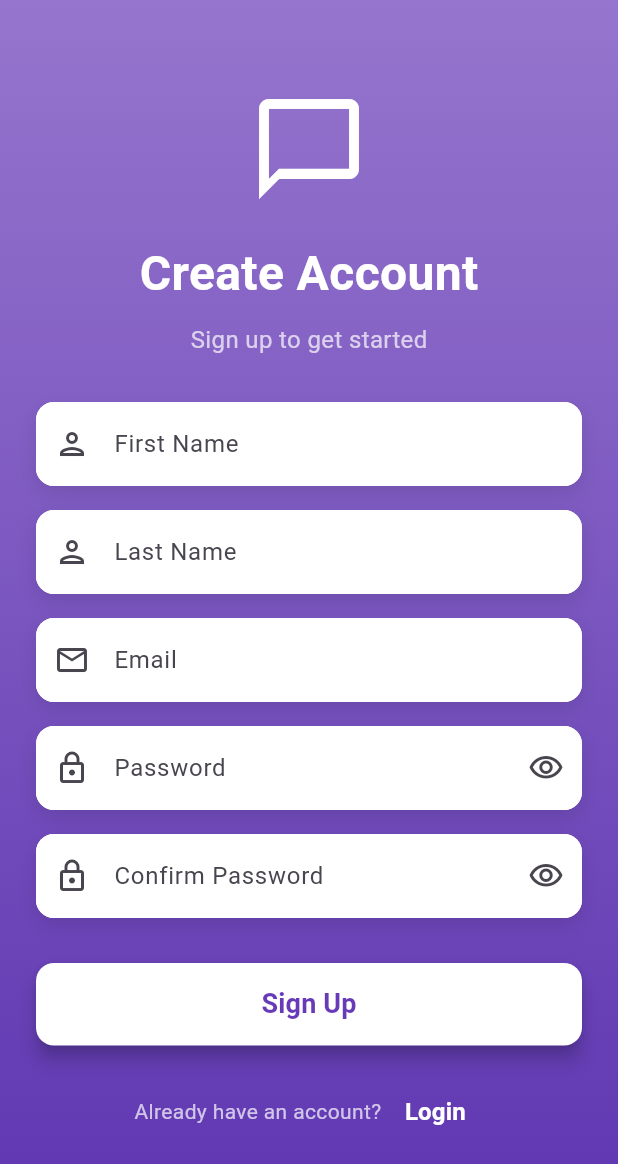
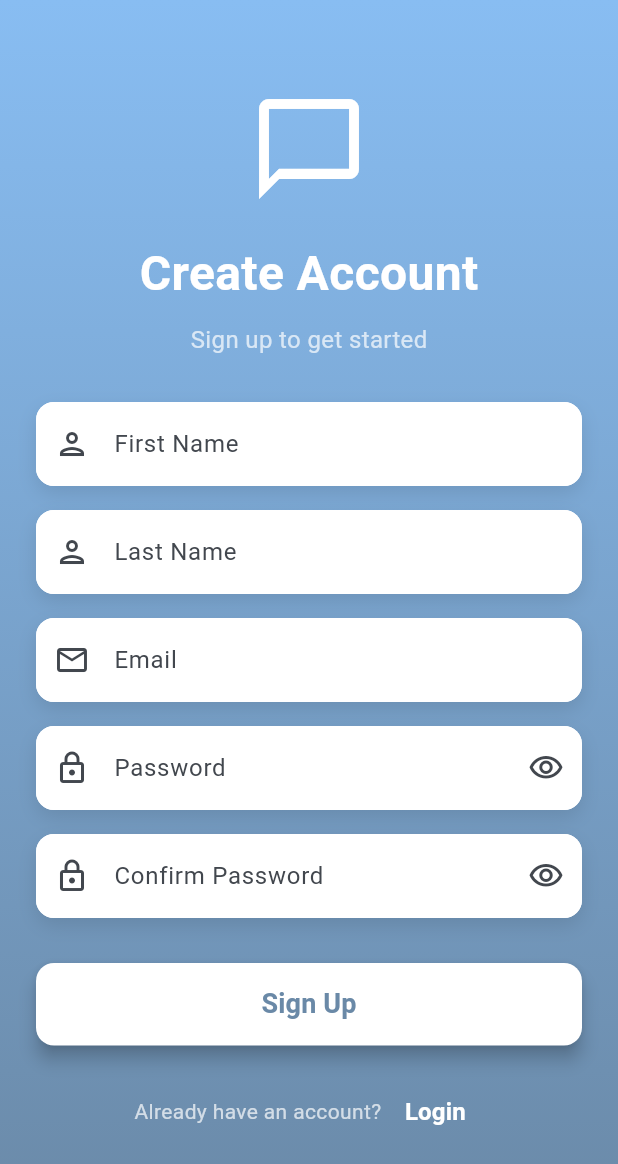
Before and after one commit to jithu2111/message_board_app, a Flutter app: the screen it shows after launch, after a tap on "Login", after a tap on "Sign Up", on a phone screen of 412 x 824 dp. Shown: the top 1164 px of the screen. Run offline on Flutter 3.47's test engine with Material 3 defaults, Android fonts, the phone set to English and light mode, and no system bars; our stand-ins replace cloud_firestore, firebase_auth, firebase_core; accounts and stored records are empty; generated files the repository leaves out were written again.

Commit message:
Changed color palette

```diff
--- a/lib/main.dart
+++ b/lib/main.dart
@@ -34,8 +34,17 @@ class MyApp extends StatelessWidget {
         title: 'Message Board App',
         debugShowCheckedModeBanner: false,
         theme: ThemeData(
-          colorScheme: ColorScheme.fromSeed(seedColor: Colors.deepPurple),
+          colorScheme: ColorScheme.fromSeed(
+            seedColor: const Color(0xFF6A89A7),
+            primary: const Color(0xFF6A89A7),
+            secondary: const Color(0xFF88BDF2),
+          ),
           useMaterial3: true,
+          primaryColor: const Color(0xFF6A89A7),
+          appBarTheme: const AppBarTheme(
+            backgroundColor: Color(0xFF6A89A7),
+            foregroundColor: Colors.white,
+          ),
         ),
         initialRoute: '/',
         routes: {
--- a/lib/screens/boards_screen.dart
+++ b/lib/screens/boards_screen.dart
@@ -31,13 +31,13 @@ class BoardsScreen extends StatelessWidget {
           padding: EdgeInsets.zero,
           children: [
             DrawerHeader(
-              decoration: BoxDecoration(
+              decoration: const BoxDecoration(
                 gradient: LinearGradient(
                   begin: Alignment.topLeft,
                   end: Alignment.bottomRight,
                   colors: [
-                    Colors.deepPurple.shade400,
-                    Colors.deepPurple.shade700,
+                    Color(0xFF88BDF2),
+                    Color(0xFF6A89A7),
                   ],
                 ),
               ),
--- a/lib/screens/login_screen.dart
+++ b/lib/screens/login_screen.dart
@@ -63,13 +63,13 @@ class _LoginScreenState extends State<LoginScreen> {
   Widget build(BuildContext context) {
     return Scaffold(
       body: Container(
-        decoration: BoxDecoration(
+        decoration: const BoxDecoration(
           gradient: LinearGradient(
             begin: Alignment.topCenter,
             end: Alignment.bottomCenter,
             colors: [
-              Colors.deepPurple.shade300,
-              Colors.deepPurple.shade600,
+              Color(0xFF88BDF2),
+              Color(0xFF6A89A7),
             ],
           ),
         ),
@@ -207,7 +207,7 @@ class _LoginScreenState extends State<LoginScreen> {
                         onPressed: _isLoading ? null : _handleLogin,
                         style: ElevatedButton.styleFrom(
                           backgroundColor: Colors.white,
-                          foregroundColor: Colors.deepPurple,
+                          foregroundColor: const Color(0xFF6A89A7),
                           shape: RoundedRectangleBorder(
                             borderRadius: BorderRadius.circular(12),
                           ),
--- a/lib/screens/profile_screen.dart
+++ b/lib/screens/profile_screen.dart
@@ -157,7 +157,7 @@ class _ProfileScreenState extends State<ProfileScreen> {
                     // Profile Avatar
                     CircleAvatar(
                       radius: 60,
-                      backgroundColor: Colors.deepPurple.shade200,
+                      backgroundColor: const Color(0xFF88BDF2),
                       child: Text(
                         _userData!.firstName[0].toUpperCase() +
                         _userData!.lastName[0].toUpperCase(),
@@ -296,7 +296,7 @@ class _ProfileScreenState extends State<ProfileScreen> {
                             child: ElevatedButton(
                               onPressed: _isLoading ? null : _handleSave,
                               style: ElevatedButton.styleFrom(
-                                backgroundColor: Colors.deepPurple,
+                                backgroundColor: const Color(0xFF6A89A7),
                                 foregroundColor: Colors.white,
                               ),
                               child: _isLoading
--- a/lib/screens/register_screen.dart
+++ b/lib/screens/register_screen.dart
@@ -72,13 +72,13 @@ class _RegisterScreenState extends State<RegisterScreen> {
   Widget build(BuildContext context) {
     return Scaffold(
       body: Container(
-        decoration: BoxDecoration(
+        decoration: const BoxDecoration(
           gradient: LinearGradient(
             begin: Alignment.topCenter,
             end: Alignment.bottomCenter,
             colors: [
-              Colors.deepPurple.shade300,
-              Colors.deepPurple.shade600,
+              Color(0xFF88BDF2),
+              Color(0xFF6A89A7),
             ],
           ),
         ),
@@ -220,7 +220,7 @@ class _RegisterScreenState extends State<RegisterScreen> {
                         onPressed: _isLoading ? null : _handleRegister,
                         style: ElevatedButton.styleFrom(
                           backgroundColor: Colors.white,
-                          foregroundColor: Colors.deepPurple,
+                          foregroundColor: const Color(0xFF6A89A7),
                           shape: RoundedRectangleBorder(
                             borderRadius: BorderRadius.circular(12),
                           ),
--- a/lib/screens/settings_screen.dart
+++ b/lib/screens/settings_screen.dart
@@ -314,7 +314,7 @@ class _SettingsScreenState extends State<SettingsScreen> {
                     style: TextStyle(
                       fontSize: 20,
                       fontWeight: FontWeight.bold,
-                      color: Colors.deepPurple,
+                      color: Color(0xFF6A89A7),
                     ),
                   ),
                 ),
@@ -351,7 +351,7 @@ class _SettingsScreenState extends State<SettingsScreen> {
                     style: TextStyle(
                       fontSize: 20,
                       fontWeight: FontWeight.bold,
-                      color: Colors.deepPurple,
+                      color: Color(0xFF6A89A7),
                     ),
                   ),
                 ),
--- a/lib/screens/splash_screen.dart
+++ b/lib/screens/splash_screen.dart
@@ -45,14 +45,14 @@ class _SplashScreenState extends State<SplashScreen> with SingleTickerProviderSt
   Widget build(BuildContext context) {
     return Scaffold(
       body: Container(
-        decoration: BoxDecoration(
+        decoration: const BoxDecoration(
           gradient: LinearGradient(
             begin: Alignment.topLeft,
             end: Alignment.bottomRight,
             colors: [
-              Colors.deepPurple.shade400,
-              Colors.deepPurple.shade700,
-              Colors.purple.shade900,
+              Color(0xFF88BDF2),
+              Color(0xFF6A89A7),
+              Color(0xFF384959),
             ],
           ),
         ),
```
Also changed, not shown: lib/screens/chat_screen.dart (+4 -4 lines).
